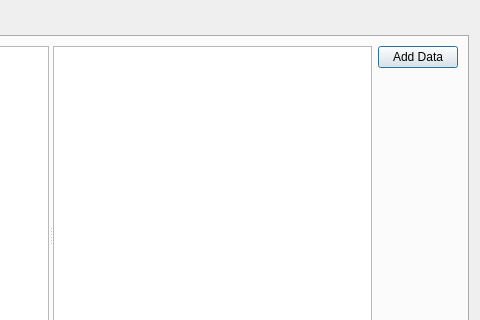
akushyn/QtStatisticCalculator, file src/views/historicalView.ui: the form before one commit; both pictures show x 293 to 773 and y 0 to 320 of the 773 by 446 pixel window.
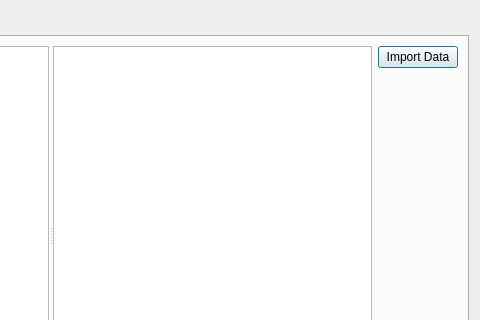
The form after the commit. Icons and pictures are not drawn. Custom widgets are drawn as their Qt base class.

Commit message: Started implement visual part of the program to connect with diff data.

```diff
--- a/src/views/historicalView.ui
+++ b/src/views/historicalView.ui
@@ -41,7 +41,7 @@
          <item alignment="Qt::AlignTop">
           <widget class="QPushButton" name="btnImport">
            <property name="text">
-            <string>Add Data</string>
+            <string>Import Data</string>
            </property>
           </widget>
          </item>
```
Left out of the diff: 54 changed lines with no effect on the pictures. The commit also changes 11 other files.
